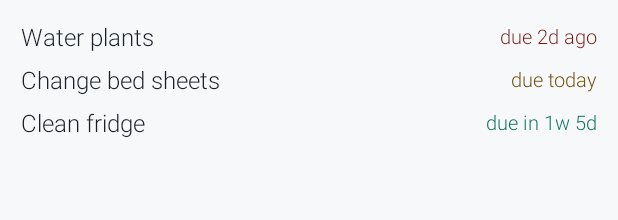
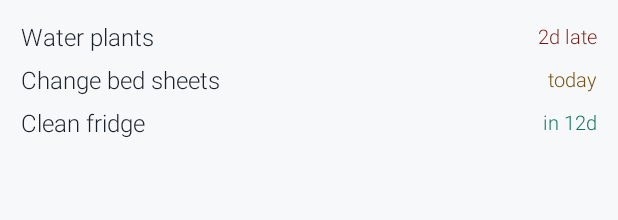
Before and after one commit to gasserma/quadrant-two-do, an Android app built with Jetpack Compose: the layout widget_preview.xml on its own in the app's theme, with its tools: preview values and no code run, on a phone screen of 412 x 824 dp. Shown: the top 220 px of the screen. Run offline under Robolectric (Android 15) with nearby library versions, the phone set to English and light mode, and no system bars.

Commit message:
Show day counts as plain days; short due text on the widget
The app shows "due in 29 days" and "2 days late" instead of years/weeks/days
("1y 5w 1d"); the period dialog still has year, week and day boxes. The widget
uses a compact form: "2d late", "today", "tomorrow", "in 29d".

Co-Authored-By: Claude Opus 5.5 <noreply@anthropic.com>

```diff
--- a/app/src/main/java/io/github/gasserma/quadranttwodo/core/LogTiming.kt
+++ b/app/src/main/java/io/github/gasserma/quadranttwodo/core/LogTiming.kt
@@ -5,7 +5,7 @@ import java.time.temporal.ChronoUnit
 
 /**
  * How a log entry relates to the one before it: the first entry is the baseline; after that the
- * gap since the previous entry is compared with the period ("on schedule", "2d late", "1d early").
+ * gap since the previous entry is compared with the period ("on schedule", "2 days late", "1 day early").
  */
 sealed interface LogTiming {
     data object Baseline : LogTiming
--- a/app/src/main/res/values/strings.xml
+++ b/app/src/main/res/values/strings.xml
@@ -112,11 +112,11 @@
     <string name="widget_medium_label">Quadrant Two Do</string>
     <string name="widget_description">Your tasks, most urgent first</string>
     <string name="widget_preview_name_1">Water plants</string>
-    <string name="widget_preview_due_1">due 2d ago</string>
+    <string name="widget_preview_due_1">2d late</string>
     <string name="widget_preview_name_2">Change bed sheets</string>
-    <string name="widget_preview_due_2">due today</string>
+    <string name="widget_preview_due_2">today</string>
     <string name="widget_preview_name_3">Clean fridge</string>
-    <string name="widget_preview_due_3">due in 1w 5d</string>
+    <string name="widget_preview_due_3">in 12d</string>
 
     <!-- Settings -->
     <string name="action_settings">Settings</string>
```
Also changed, not shown: app/src/main/java/io/github/gasserma/quadranttwodo/core/Days.kt (+8 -13 lines), app/src/main/java/io/github/gasserma/quadranttwodo/widget/WidgetRows.kt (+17 -2 lines), 4 other files.
